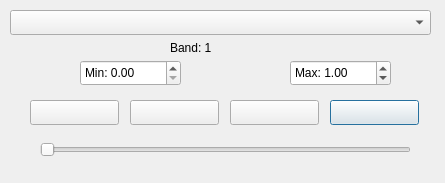
The window that Flipper_dialog_base.ui (edac/edactools) describes before a commit, drawn with Qt 5.
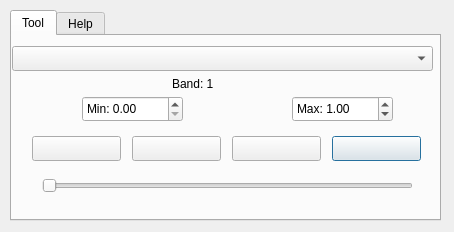
The same window after the commit.

Diff of the .ui file:
```diff
--- a/Flipper_dialog_base.ui
+++ b/Flipper_dialog_base.ui
@@ -6,8 +6,8 @@
    <rect>
     <x>0</x>
     <y>0</y>
-    <width>445</width>
-    <height>183</height>
+    <width>454</width>
+    <height>232</height>
    </rect>
   </property>
   <property name="sizePolicy">
@@ -19,10 +19,39 @@
   <property name="windowTitle">
    <string>Dialog</string>
   </property>
+  <widget class="QTabWidget" name="tabWidget">
+   <property name="geometry">
+    <rect>
+     <x>10</x>
+     <y>10</y>
+     <width>431</width>
+     <height>211</height>
+    </rect>
+   </property>
+   <property name="currentIndex">
+    <number>0</number>
+   </property>
+   <widget class="QWidget" name="Tool">
+    <attribute name="title">
+     <string>Tool</string>
+    </attribute>
+    <widget class="QSlider" name="band_slider">
+     <property name="geometry">
+      <rect>
+       <x>30</x>
+       <y>140</y>
+       <width>371</width>
+       <height>20</height>
+      </rect>
+     </property>
+     <property name="orientation">
+      <enum>Qt::Horizontal</enum>
+     </property>
+    </widget>
   <widget class="QComboBox" name="FlipperRastercomboBox">
    <property name="geometry">
     <rect>
-     <x>10</x>
+       <x>0</x>
      <y>10</y>
      <width>421</width>
      <height>25</height>
@@ -32,7 +61,7 @@
   <widget class="QPushButton" name="next_button">
    <property name="geometry">
     <rect>
-     <x>330</x>
+       <x>320</x>
      <y>100</y>
      <width>89</width>
      <height>25</height>
@@ -42,36 +71,26 @@
     <string/>
    </property>
   </widget>
-  <widget class="QPushButton" name="prev_button">
+    <widget class="QDoubleSpinBox" name="max_spinbox">
    <property name="geometry">
     <rect>
-     <x>30</x>
-     <y>100</y>
-     <width>89</width>
-     <height>25</height>
-    </rect>
-   </property>
-   <property name="text">
-    <string/>
+       <x>280</x>
+       <y>60</y>
+       <width>101</width>
+       <height>26</height>
+      </rect>
+     </property>
+     <property name="prefix">
+      <string>Max: </string>
+     </property>
+     <property name="value">
+      <double>1.000000000000000</double>
    </property>
   </widget>
   <widget class="QPushButton" name="play_button">
    <property name="geometry">
     <rect>
-     <x>130</x>
-     <y>100</y>
-     <width>89</width>
-     <height>25</height>
-    </rect>
-   </property>
-   <property name="text">
-    <string/>
-   </property>
-  </widget>
-  <widget class="QPushButton" name="stop_button">
-   <property name="geometry">
-    <rect>
-     <x>230</x>
+       <x>120</x>
      <y>100</y>
      <width>89</width>
      <height>25</height>
@@ -84,7 +103,7 @@
   <widget class="QLabel" name="band_label">
    <property name="geometry">
     <rect>
-     <x>170</x>
+       <x>160</x>
      <y>40</y>
      <width>67</width>
      <height>16</height>
@@ -97,7 +116,7 @@
   <widget class="QDoubleSpinBox" name="min_spinbox">
    <property name="geometry">
     <rect>
-     <x>80</x>
+       <x>70</x>
      <y>60</y>
      <width>101</width>
      <height>26</height>
@@ -107,34 +126,54 @@
     <string>Min: </string>
    </property>
   </widget>
-  <widget class="QDoubleSpinBox" name="max_spinbox">
+    <widget class="QPushButton" name="prev_button">
    <property name="geometry">
     <rect>
-     <x>290</x>
-     <y>60</y>
-     <width>101</width>
-     <height>26</height>
-    </rect>
-   </property>
-   <property name="prefix">
-    <string>Max: </string>
-   </property>
-   <property name="value">
-    <double>1.000000000000000</double>
-   </property>
-  </widget>
-  <widget class="QSlider" name="band_slider">
+       <x>20</x>
+       <y>100</y>
+       <width>89</width>
+       <height>25</height>
+      </rect>
+     </property>
+     <property name="text">
+      <string/>
+     </property>
+    </widget>
+    <widget class="QPushButton" name="stop_button">
+     <property name="geometry">
+      <rect>
+       <x>220</x>
+       <y>100</y>
+       <width>89</width>
+       <height>25</height>
+      </rect>
+     </property>
+     <property name="text">
+      <string/>
+     </property>
+    </widget>
+   </widget>
+   <widget class="QWidget" name="Help">
+    <attribute name="title">
+     <string>Help</string>
+    </attribute>
+    <widget class="QLabel" name="label">
    <property name="geometry">
     <rect>
-     <x>40</x>
-     <y>140</y>
-     <width>371</width>
-     <height>20</height>
-    </rect>
-   </property>
-   <property name="orientation">
-    <enum>Qt::Horizontal</enum>
-   </property>
+       <x>10</x>
+       <y>10</y>
+       <width>411</width>
+       <height>111</height>
+      </rect>
+     </property>
+     <property name="text">
+      <string>The FlipperDialog tool is a QGIS plugin that enables users to cycle through and visualize different bands of a 3D raster layer. Users can manually navigate bands, automate cycling with play/stop controls, and adjust contrast settings for optimal viewing. This tool simplifies the analysis of multi-band raster datasets directly within QGIS.</string>
+     </property>
+     <property name="wordWrap">
+      <bool>true</bool>
+     </property>
+    </widget>
+   </widget>
   </widget>
  </widget>
  <resources/>
```
Lines whose indentation alone changed are shown as unchanged.
